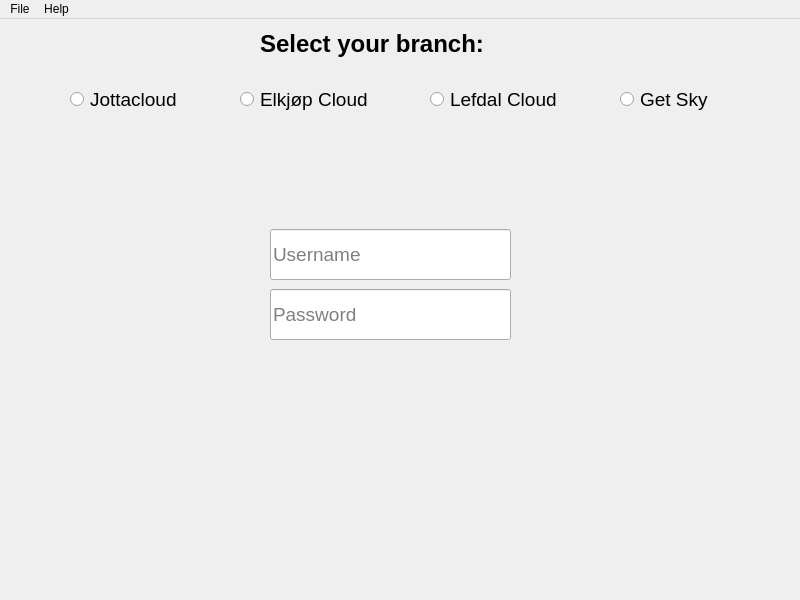
First picture: the form in style/login.ui, repository sirasjad/JottaX, before the edit.
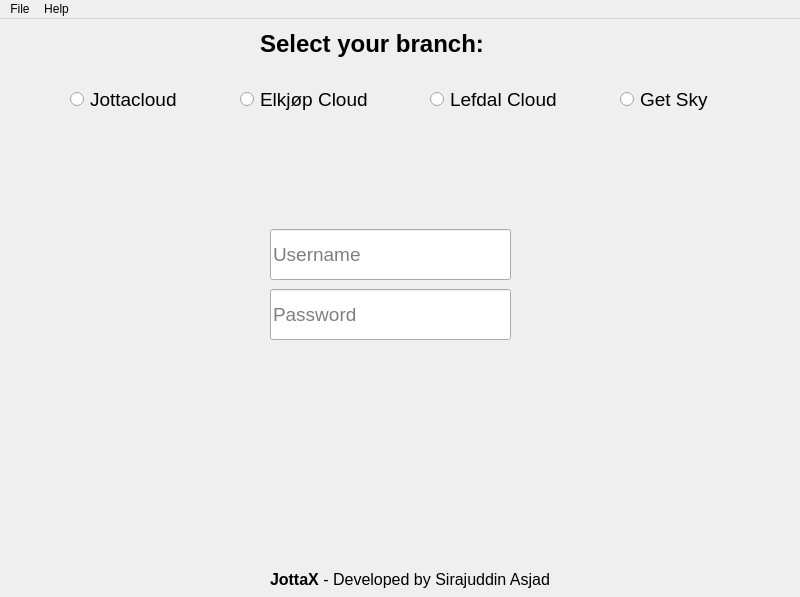
Second picture: the form after the edit.

```diff
--- a/style/login.ui
+++ b/style/login.ui
@@ -7,7 +7,7 @@
     <x>0</x>
     <y>0</y>
     <width>800</width>
-    <height>600</height>
+    <height>597</height>
    </rect>
   </property>
   <property name="windowTitle">
@@ -147,6 +147,19 @@
      <string>Password</string>
     </property>
    </widget>
+   <widget class="QLabel" name="label_2">
+    <property name="geometry">
+     <rect>
+      <x>270</x>
+      <y>550</y>
+      <width>291</width>
+      <height>21</height>
+     </rect>
+    </property>
+    <property name="text">
+     <string>&lt;html&gt;&lt;head/&gt;&lt;body&gt;&lt;p&gt;&lt;span style=&quot; font-size:12pt; font-weight:600;&quot;&gt;JottaX &lt;/span&gt;&lt;span style=&quot; font-size:12pt;&quot;&gt;- Developed by Sirajuddin Asjad&lt;/span&gt;&lt;/p&gt;&lt;/body&gt;&lt;/html&gt;</string>
+    </property>
+   </widget>
   </widget>
   <widget class="QMenuBar" name="menubar">
    <property name="geometry">
```
